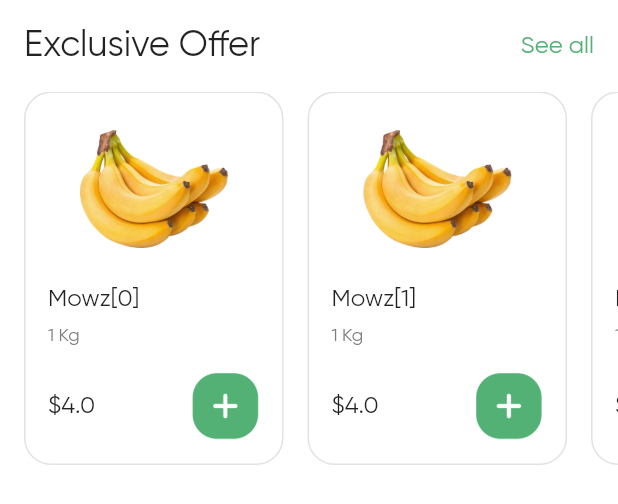
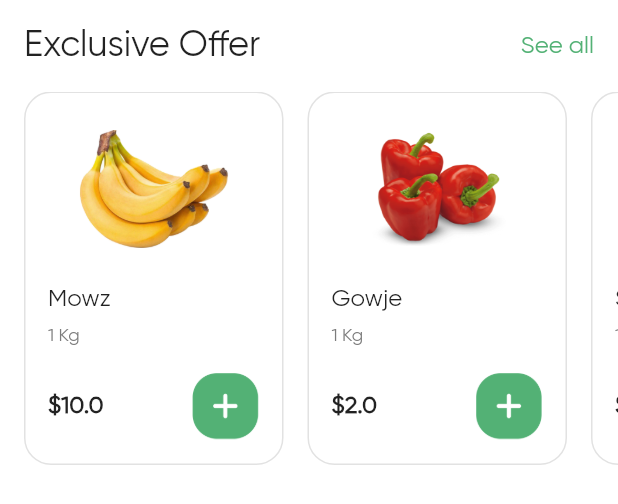
Before and after one commit to ArshiaMojtahedi/Grocery-App, a Flutter app: the HorizentalItemList widget shown alone on an empty page, opened directly, on a phone screen of 412 x 824 dp. Shown: the top 504 px of the screen. Run offline on Flutter 3.47's test engine with Material 2 defaults, Android fonts, the phone set to English and light mode, and no system bars; our stand-ins replace badges, flutter_snake_navigationbar, get, get_storage, hive, hive_flutter; accounts and stored records are empty; generated files the repository leaves out were written again.

Commit message:
cart fix

```diff
--- a/lib/Controllers/cartController.dart
+++ b/lib/Controllers/cartController.dart
@@ -3,14 +3,12 @@ import 'package:grocery_app/models/cartItem.dart';
 import 'package:hive_flutter/hive_flutter.dart';
 
 class CartConroller extends GetxController {
-  bool isLoading = true;
-  int id;
-
   Box<CartItem> dataBox;
 
   @override
   void onInit() {
     dataBox = Hive.box<CartItem>("cart");
+    // dataBox.clear();
 
     super.onInit();
   }
@@ -24,6 +22,7 @@ class CartConroller extends GetxController {
       CartItem newItem = CartItem(
           id: item.id,
           title: item.title,
+          image: item.image,
           description: item.description,
           price: item.price,
           amount: item.amount + 1);
@@ -37,6 +36,7 @@ class CartConroller extends GetxController {
     CartItem newItem = CartItem(
         id: item.id,
         title: item.title,
+        image: item.image,
         description: item.description,
         price: item.price,
         amount: item.amount + 1);
@@ -51,6 +51,7 @@ class CartConroller extends GetxController {
       CartItem newItem = CartItem(
           id: item.id,
           title: item.title,
+          image: item.image,
           description: item.description,
           price: item.price,
           amount: item.amount - 1);
@@ -67,8 +68,8 @@ class CartConroller extends GetxController {
     update();
   }
 
-  getAllItems() {
-    print(dataBox.getAt(id).title);
-    update();
-  }
+  // getAllItems() {
+  //   print(dataBox.getAt(id).title);
+  //   update();
+  // }
 }
--- a/lib/UI/cart/cartScreen.dart
+++ b/lib/UI/cart/cartScreen.dart
@@ -38,6 +38,7 @@ class CartScreen extends StatelessWidget {
                           description: controller.dataBox.getAt(i).description,
                           amount: controller.dataBox.getAt(i).amount,
                           price: controller.dataBox.getAt(i).price,
+                          image: controller.dataBox.getAt(i).image,
                         ),
                       );
                     }),
--- a/lib/UI/cart/widgets/cartItem.dart
+++ b/lib/UI/cart/widgets/cartItem.dart
@@ -9,7 +9,14 @@ class CartRowItem extends StatelessWidget {
   String description;
   int amount;
   double price;
-  CartRowItem({this.id, this.title, this.description, this.amount, this.price});
+  String image;
+  CartRowItem(
+      {this.id,
+      this.title,
+      this.description,
+      this.amount,
+      this.price,
+      this.image});
   @override
   Widget build(BuildContext context) {
     return GetBuilder<CartConroller>(builder: (controller) {
@@ -23,8 +30,9 @@ class CartRowItem extends StatelessWidget {
                 Row(
                   children: [
                     Image.asset(
-                      "assets/images/temp/item2.png",
+                      image,
                       height: 70,
+                      width: 70,
                     ),
                     SizedBox(
                       width: 24,
@@ -67,10 +75,13 @@ class CartRowItem extends StatelessWidget {
                             SizedBox(
                               width: 16,
                             ),
-                            Text(
-                              amount.toString(),
-                              style: TextStyle(
-                                  fontSize: 16, color: Appcolors().textColor2),
+                            Container(
+                              child: Text(
+                                amount.toString(),
+                                style: TextStyle(
+                                    fontSize: 16,
+                                    color: Appcolors().textColor2),
+                              ),
                             ),
                             SizedBox(
                               width: 16,
--- a/lib/UI/home/widgets/horizentalItemList.dart
+++ b/lib/UI/home/widgets/horizentalItemList.dart
@@ -1,5 +1,6 @@
 import 'package:flutter/material.dart';
 import 'package:grocery_app/Utils/colors.dart';
+import 'package:grocery_app/Utils/tempData.dart';
 import 'package:grocery_app/Widgets/common/ItemBox.dart';
 
 class HorizentalItemList extends StatelessWidget {
@@ -32,13 +33,14 @@ class HorizentalItemList extends StatelessWidget {
             padding: EdgeInsets.only(left: 16, right: 16),
             shrinkWrap: true,
             scrollDirection: Axis.horizontal,
-            itemCount: 10,
+            itemCount: TempData().items.length,
             itemBuilder: (ctx, i) => ItemBox(
-              title: "Mowz" + [i].toString(),
-              description: "1 Kg",
-              price: 4,
-              amount: 1,
-              id: i,
+              title: TempData().items[i].title,
+              description: TempData().items[i].description,
+              price: TempData().items[i].price,
+              amount: TempData().items[i].amount,
+              id: TempData().items[i].id,
+              image: TempData().items[i].image,
             ),
           ),
         ),
--- /dev/null
+++ b/lib/Utils/tempData.dart
@@ -0,0 +1,48 @@
+import 'package:grocery_app/models/cartItem.dart';
+
+class TempData {
+  List<CartItem> items = [
+    CartItem(
+        id: 100,
+        title: "Mowz",
+        description: "1 Kg",
+        amount: 1,
+        price: 10,
+        image: "assets/images/temp/item1.png"),
+    CartItem(
+        id: 101,
+        title: "Gowje",
+        description: "1 Kg",
+        amount: 1,
+        price: 2,
+        image: "assets/images/temp/item2.png"),
+    CartItem(
+        id: 103,
+        title: "Sib",
+        description: "1 Kg",
+        amount: 1,
+        price: 3,
+        image: "assets/images/temp/item3.png"),
+    CartItem(
+        id: 107,
+        title: "Yomorta",
+        description: "4pcs",
+        amount: 1,
+        price: 1.5,
+        image: "assets/images/temp/item7.png"),
+    CartItem(
+        id: 104,
+        title: "Nooshaba Coca",
+        description: "350ml",
+        amount: 1,
+        price: 5,
+        image: "assets/images/temp/item4.png"),
+    CartItem(
+        id: 105,
+        title: "Nooshaba Pepsi",
+        description: "350ml",
+        amount: 1,
+        price: 5,
+        image: "assets/images/temp/item5.png")
+  ];
+}
--- a/lib/Widgets/common/ItemBox.dart
+++ b/lib/Widgets/common/ItemBox.dart
@@ -11,7 +11,14 @@ class ItemBox extends StatelessWidget {
   String description;
   int amount;
   double price;
-  ItemBox({this.id, this.title, this.description, this.amount, this.price});
+  String image;
+  ItemBox(
+      {this.id,
+      this.title,
+      this.description,
+      this.amount,
+      this.price,
+      this.image});
 
   final CartConroller cartConroller = Get.put(CartConroller());
 
@@ -39,7 +46,7 @@ class ItemBox extends StatelessWidget {
             children: [
               Center(
                 child: Image.asset(
-                  "assets/images/temp/item1.png",
+                  image,
                   width: 100,
                   height: 80,
                 ),
@@ -64,7 +71,7 @@ class ItemBox extends StatelessWidget {
                 children: [
                   Text(
                     "\$" + price.toString(),
-                    style: TextStyle(fontSize: 16),
+                    style: TextStyle(fontSize: 16, fontWeight: FontWeight.bold),
                   ),
                   GestureDetector(
                       child: Image.asset(
@@ -77,6 +84,7 @@ class ItemBox extends StatelessWidget {
                             title: title,
                             description: description,
                             amount: 1,
+                            image: image,
                             price: price));
                       })
                 ],
@@ -96,7 +104,9 @@ class ItemBox extends StatelessWidget {
                       animationType: null,
                       badgeContent: Center(
                         child: Text(
-                          controller.dataBox.getAt(id).amount.toString(),
+                          !controller.dataBox.containsKey(id)
+                              ? ""
+                              : controller.dataBox.get(id).amount.toString(),
                           style: TextStyle(
                             fontSize: 12,
                             color: Colors.white,
--- a/lib/models/cartItem.dart
+++ b/lib/models/cartItem.dart
@@ -14,6 +14,14 @@ class CartItem extends HiveObject {
   final double price;
   @HiveField(4)
   final int amount;
+  @HiveField(5)
+  final String image;
 
-  CartItem({this.id, this.title, this.description, this.price, this.amount});
+  CartItem(
+      {this.id,
+      this.title,
+      this.description,
+      this.price,
+      this.amount,
+      this.image});
 }
--- a/pubspec.yaml
+++ b/pubspec.yaml
@@ -75,6 +75,12 @@ flutter:
     #TEMP
     - assets/images/temp/item1.png
     - assets/images/temp/item2.png
+    - assets/images/temp/item3.png
+    - assets/images/temp/item4.png
+    - assets/images/temp/item5.png
+    - assets/images/temp/item6.png
+    - assets/images/temp/item7.png
+
     - assets/images/temp/banner.png
     - assets/images/temp/category1.png
   # An image asset can refer to one or more resolution-specific "variants", see
```
Also changed, not shown: assets/images/temp/item3.png (added), assets/images/temp/item4.png (added), assets/images/temp/item5.png (added), assets/images/temp/item6.png (added), assets/images/temp/item7.png (added), lib/models/cartItem.g.dart.
